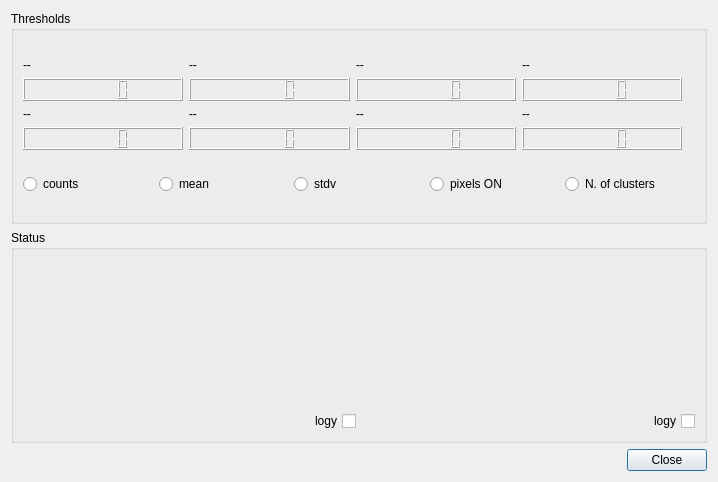
navrit/dexter, file SpidrMpx3Eq/mtadialog.ui: the form before one commit.
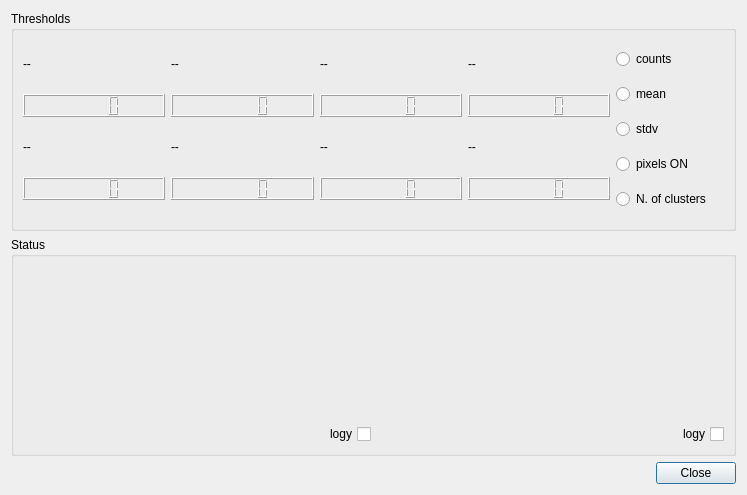
The form after the commit. Custom widgets are drawn as their Qt base class.

Commit message: trying to improve the MTR GUI

What changed in the file:
```diff
--- a/SpidrMpx3Eq/mtadialog.ui
+++ b/SpidrMpx3Eq/mtadialog.ui
@@ -6,8 +6,8 @@
    <rect>
     <x>0</x>
     <y>0</y>
-    <width>718</width>
-    <height>482</height>
+    <width>747</width>
+    <height>495</height>
    </rect>
   </property>
   <property name="windowTitle">
@@ -15,14 +15,22 @@
   </property>
   <layout class="QVBoxLayout" name="verticalLayout_3">
    <item>
-    <layout class="QVBoxLayout" name="verticalLayout">
+    <layout class="QVBoxLayout" name="verticalLayout_2">
      <item>
       <widget class="QGroupBox" name="groupBox">
        <property name="title">
         <string>Thresholds</string>
        </property>
-       <layout class="QGridLayout" name="gridLayout_2">
-        <item row="0" column="0">
+       <property name="flat">
+        <bool>true</bool>
+       </property>
+       <property name="checkable">
+        <bool>false</bool>
+       </property>
+       <layout class="QHBoxLayout" name="horizontalLayout_3">
+        <item>
+         <layout class="QHBoxLayout" name="horizontalLayout">
+          <item>
          <layout class="QGridLayout" name="gridLayout">
           <item row="0" column="0">
            <widget class="QLabel" name="thl0Label">
@@ -246,29 +254,16 @@
           </item>
          </layout>
         </item>
-        <item row="0" column="1">
-         <widget class="QLabel" name="logoLabel">
-          <property name="sizePolicy">
-           <sizepolicy hsizetype="Fixed" vsizetype="Preferred">
-            <horstretch>0</horstretch>
-            <verstretch>0</verstretch>
-           </sizepolicy>
-          </property>
-          <property name="text">
-           <string/>
-          </property>
-          <property name="scaledContents">
-           <bool>false</bool>
-          </property>
-          <property name="alignment">
-           <set>Qt::AlignCenter</set>
-          </property>
-         </widget>
-        </item>
-        <item row="1" column="0" colspan="2">
-         <layout class="QHBoxLayout" name="horizontalLayout_2">
+          <item>
+           <layout class="QVBoxLayout" name="verticalLayout">
           <item>
            <widget class="QRadioButton" name="radioButtonSelCounts">
+              <property name="sizePolicy">
+               <sizepolicy hsizetype="Fixed" vsizetype="Fixed">
+                <horstretch>0</horstretch>
+                <verstretch>0</verstretch>
+               </sizepolicy>
+              </property>
             <property name="toolTip">
              <string>Sum of counts in all pixels</string>
             </property>
@@ -279,6 +274,12 @@
           </item>
           <item>
            <widget class="QRadioButton" name="radioButtonSelMean">
+              <property name="sizePolicy">
+               <sizepolicy hsizetype="Fixed" vsizetype="Fixed">
+                <horstretch>0</horstretch>
+                <verstretch>0</verstretch>
+               </sizepolicy>
+              </property>
             <property name="toolTip">
              <string>mean</string>
             </property>
@@ -289,6 +290,12 @@
           </item>
           <item>
            <widget class="QRadioButton" name="radioButtonSelStdv">
+              <property name="sizePolicy">
+               <sizepolicy hsizetype="Fixed" vsizetype="Fixed">
+                <horstretch>0</horstretch>
+                <verstretch>0</verstretch>
+               </sizepolicy>
+              </property>
             <property name="toolTip">
              <string>Standard deviation</string>
             </property>
@@ -299,6 +306,12 @@
           </item>
           <item>
            <widget class="QRadioButton" name="radioButtonSelPixelsON">
+              <property name="sizePolicy">
+               <sizepolicy hsizetype="Fixed" vsizetype="Fixed">
+                <horstretch>0</horstretch>
+                <verstretch>0</verstretch>
+               </sizepolicy>
+              </property>
             <property name="toolTip">
              <string>Number of pixels ON</string>
             </property>
@@ -309,6 +322,12 @@
           </item>
           <item>
            <widget class="QRadioButton" name="radioButtonSelNumberOfClusters">
+              <property name="sizePolicy">
+               <sizepolicy hsizetype="Fixed" vsizetype="Fixed">
+                <horstretch>0</horstretch>
+                <verstretch>0</verstretch>
+               </sizepolicy>
+              </property>
             <property name="toolTip">
              <string>Number of clusters found (Clustering algorithm running)</string>
             </property>
@@ -320,6 +339,27 @@
          </layout>
         </item>
        </layout>
+        </item>
+        <item>
+         <widget class="QLabel" name="logoLabel">
+          <property name="sizePolicy">
+           <sizepolicy hsizetype="Fixed" vsizetype="Fixed">
+            <horstretch>0</horstretch>
+            <verstretch>0</verstretch>
+           </sizepolicy>
+          </property>
+          <property name="text">
+           <string/>
+          </property>
+          <property name="scaledContents">
+           <bool>false</bool>
+          </property>
+          <property name="alignment">
+           <set>Qt::AlignCenter</set>
+          </property>
+         </widget>
+        </item>
+       </layout>
       </widget>
      </item>
      <item>
@@ -327,7 +367,10 @@
        <property name="title">
         <string>Status</string>
        </property>
-       <layout class="QVBoxLayout" name="verticalLayout_2">
+       <property name="flat">
+        <bool>true</bool>
+       </property>
+       <layout class="QHBoxLayout" name="horizontalLayout_2">
         <item>
          <layout class="QGridLayout" name="gridLayout_3">
           <item row="0" column="0">
```
Lines whose indentation alone changed are shown as unchanged. The commit also changes 2 other files.
